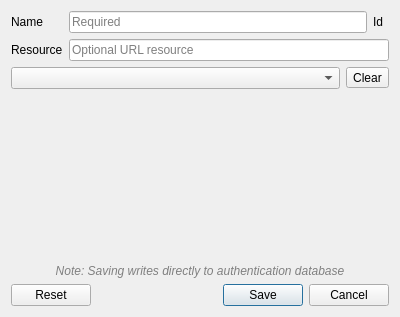
carsmie/QGIS, file src/ui/auth/qgsauthconfigedit.ui: the form before one commit.
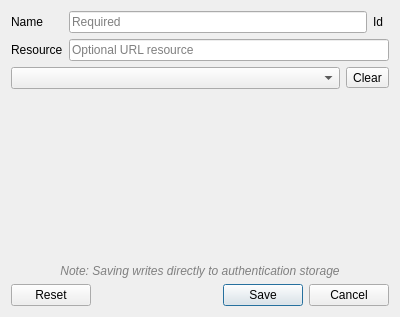
The form after the commit. Custom widgets are drawn as their Qt base class.

What changed in the file:
```diff
--- a/src/ui/auth/qgsauthconfigedit.ui
+++ b/src/ui/auth/qgsauthconfigedit.ui
@@ -59,7 +59,7 @@
       <string notr="true">color: rgb(128, 128, 128);</string>
      </property>
      <property name="text">
-      <string>Note: Saving writes directly to authentication database</string>
+      <string>Note: Saving writes directly to authentication storage</string>
      </property>
      <property name="alignment">
       <set>Qt::AlignCenter</set>
```
